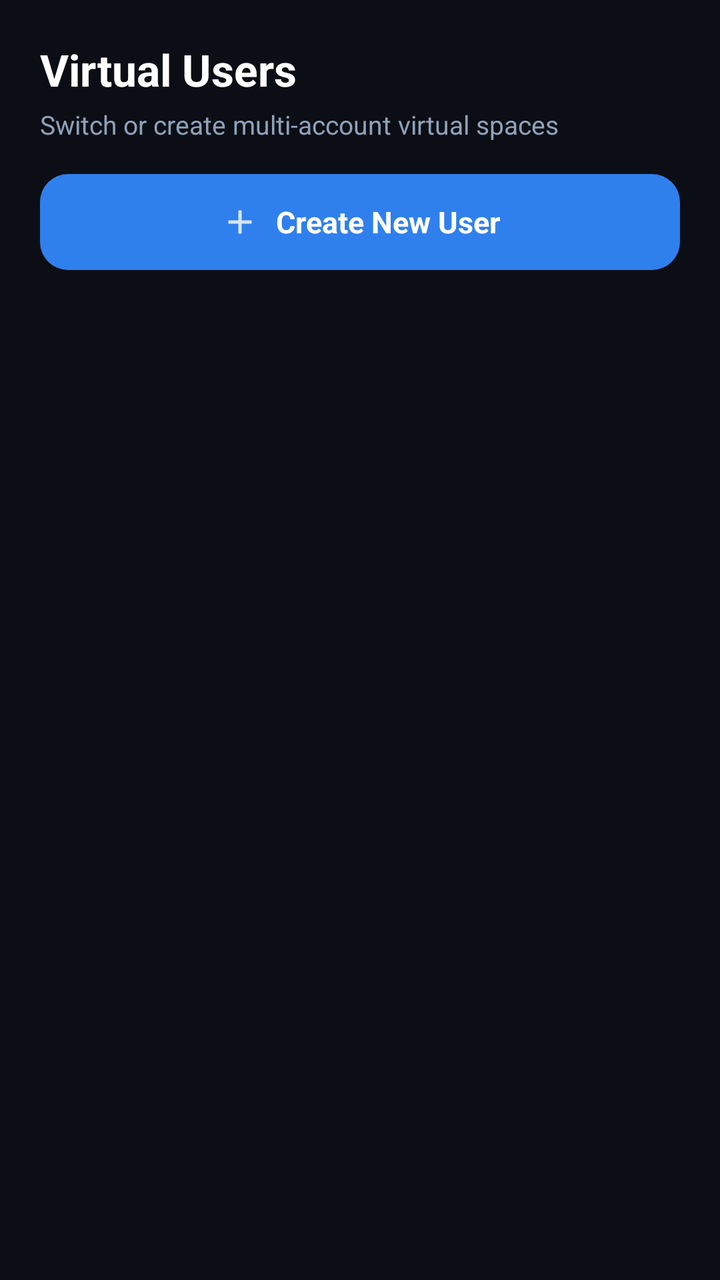
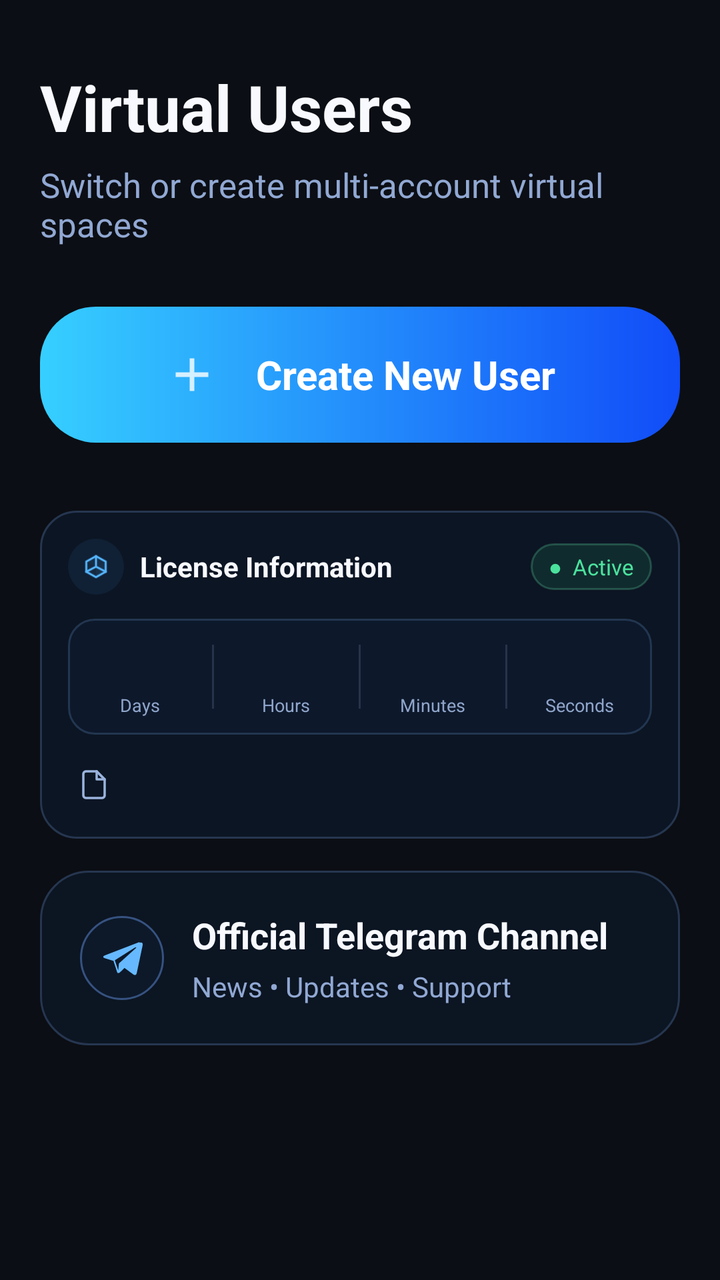

Two renders of the same Android screen: before a commit and after it. Below are the layout's source before the change and the commit's diff.
<!-- AndroidManifest.xml: application theme Theme.BlackBox -->
<!-- res/layout/fragment_users.xml -->
<?xml version="1.0" encoding="utf-8"?>
<LinearLayout xmlns:android="http://schemas.android.com/apk/res/android"
    xmlns:app="http://schemas.android.com/apk/res-auto"
    android:layout_width="match_parent"
    android:layout_height="match_parent"
    android:background="@color/dark_bg"
    android:orientation="vertical"
    android:paddingStart="20dp"
    android:paddingTop="20dp"
    android:paddingEnd="20dp"
    android:paddingBottom="100dp">

    
    <TextView
        android:layout_width="wrap_content"
        android:layout_height="wrap_content"
        android:text="Virtual Users"
        android:textColor="#FFFFFF"
        android:textSize="22sp"
        android:textStyle="bold" />

    <TextView
        android:layout_width="wrap_content"
        android:layout_height="wrap_content"
        android:layout_marginTop="4dp"
        android:layout_marginBottom="16dp"
        android:text="Switch or create multi-account virtual spaces"
        android:textColor="#8EA2B9"
        android:textSize="13sp" />

    
    <LinearLayout
        android:id="@+id/btn_create_user"
        android:layout_width="match_parent"
        android:layout_height="48dp"
        android:layout_marginBottom="16dp"
        android:background="@drawable/bg_btn_launch"
        android:clickable="true"
        android:focusable="true"
        android:gravity="center"
        android:orientation="horizontal">

        <ImageView
            android:layout_width="20dp"
            android:layout_height="20dp"
            android:contentDescription="Add User"
            android:src="@drawable/ic_add"
            app:tint="#FFFFFF" />

        <TextView
            android:layout_width="wrap_content"
            android:layout_height="wrap_content"
            android:layout_marginStart="8dp"
            android:text="Create New User"
            android:textColor="#FFFFFF"
            android:textSize="15sp"
            android:textStyle="bold" />
    </LinearLayout>

    
    <androidx.recyclerview.widget.RecyclerView
        android:id="@+id/rv_users"
        android:layout_width="match_parent"
        android:layout_height="0dp"
        android:layout_weight="1"
        android:clipToPadding="false"
        android:overScrollMode="never" />

</LinearLayout>
<!-- resources referenced by this layout -->
<resources>
  <!-- drawable bg_btn_launch (drawable) -->
  <?xml version="1.0" encoding="utf-8"?>
  <ripple xmlns:android="http://schemas.android.com/apk/res/android"
      android:color="#40FFFFFF">
      <item>
          <shape android:shape="rectangle">
              <corners android:radius="14dp" />
              <solid android:color="#2F80ED" />
          </shape>
      </item>
  </ripple>
  <!-- unchanged entries left out for length: 6 -->
</resources>

<!-- the commit's change to res/layout/fragment_users.xml (unified diff, before → after) -->
@@ -1,69 +1,40 @@
 <?xml version="1.0" encoding="utf-8"?>
-<LinearLayout xmlns:android="http://schemas.android.com/apk/res/android"
-    xmlns:app="http://schemas.android.com/apk/res-auto"
-    android:layout_width="match_parent"
-    android:layout_height="match_parent"
-    android:background="@color/dark_bg"
-    android:orientation="vertical"
-    android:paddingStart="20dp"
-    android:paddingTop="20dp"
-    android:paddingEnd="20dp"
-    android:paddingBottom="100dp">
-
-    
-    <TextView
-        android:layout_width="wrap_content"
-        android:layout_height="wrap_content"
-        android:text="Virtual Users"
-        android:textColor="#FFFFFF"
-        android:textSize="22sp"
-        android:textStyle="bold" />
-
-    <TextView
-        android:layout_width="wrap_content"
-        android:layout_height="wrap_content"
-        android:layout_marginTop="4dp"
-        android:layout_marginBottom="16dp"
-        android:text="Switch or create multi-account virtual spaces"
-        android:textColor="#8EA2B9"
-        android:textSize="13sp" />
-
-    
-    <LinearLayout
-        android:id="@+id/btn_create_user"
-        android:layout_width="match_parent"
-        android:layout_height="48dp"
-        android:layout_marginBottom="16dp"
-        android:background="@drawable/bg_btn_launch"
-        android:clickable="true"
-        android:focusable="true"
-        android:gravity="center"
-        android:orientation="horizontal">
-
-        <ImageView
-            android:layout_width="20dp"
-            android:layout_height="20dp"
-            android:contentDescription="Add User"
-            android:src="@drawable/ic_add"
-            app:tint="#FFFFFF" />
-
-        <TextView
-            android:layout_width="wrap_content"
-            android:layout_height="wrap_content"
-            android:layout_marginStart="8dp"
-            android:text="Create New User"
-            android:textColor="#FFFFFF"
-            android:textSize="15sp"
-            android:textStyle="bold" />
+<androidx.core.widget.NestedScrollView xmlns:android="http://schemas.android.com/apk/res/android" xmlns:app="http://schemas.android.com/apk/res-auto"
+    android:layout_width="match_parent" android:layout_height="match_parent" android:background="@color/dark_bg" android:clipToPadding="false" android:fillViewport="true" android:overScrollMode="never">
+    <LinearLayout android:layout_width="match_parent" android:layout_height="wrap_content" android:orientation="vertical" android:paddingStart="20dp" android:paddingTop="32dp" android:paddingEnd="20dp" android:paddingBottom="112dp">
+        <TextView android:layout_width="wrap_content" android:layout_height="wrap_content" android:text="Virtual Users" android:textColor="#F7F9FF" android:textSize="32sp" android:textStyle="bold" />
+        <TextView android:layout_width="wrap_content" android:layout_height="wrap_content" android:layout_marginTop="6dp" android:text="Switch or create multi-account virtual spaces" android:textColor="#91A8D3" android:textSize="17sp" />
+        <LinearLayout android:id="@+id/btn_create_user" android:layout_width="match_parent" android:layout_height="68dp" android:layout_marginTop="30dp" android:background="@drawable/bg_auth_button" android:clickable="true" android:focusable="true" android:gravity="center" android:orientation="horizontal">
+            <ImageView android:layout_width="28dp" android:layout_height="28dp" android:contentDescription="Create new user" android:src="@drawable/ic_add" app:tint="#FFFFFF" />
+            <TextView android:layout_width="wrap_content" android:layout_height="wrap_content" android:layout_marginStart="18dp" android:text="Create New User" android:textColor="#FFFFFF" android:textSize="20sp" android:textStyle="bold" />
+        </LinearLayout>
+        <androidx.recyclerview.widget.RecyclerView android:id="@+id/rv_users" android:layout_width="match_parent" android:layout_height="wrap_content" android:layout_marginTop="20dp" android:clipToPadding="false" android:nestedScrollingEnabled="false" android:overScrollMode="never" />
+        <LinearLayout android:layout_width="match_parent" android:layout_height="wrap_content" android:layout_marginTop="14dp" android:background="@drawable/bg_license_card" android:orientation="vertical" android:padding="14dp">
+            <LinearLayout android:layout_width="match_parent" android:layout_height="wrap_content" android:gravity="center_vertical" android:orientation="horizontal">
+                <ImageView android:layout_width="28dp" android:layout_height="28dp" android:background="@drawable/bg_license_icon" android:contentDescription="License security" android:padding="7dp" android:src="@drawable/ic_neon_cube" app:tint="#54B5FF" />
+                <TextView android:layout_width="0dp" android:layout_height="wrap_content" android:layout_marginStart="8dp" android:layout_weight="1" android:text="License Information" android:textColor="#F7F9FF" android:textSize="14sp" android:textStyle="bold" />
+                <TextView android:id="@+id/tv_license_status" android:layout_width="wrap_content" android:layout_height="wrap_content" android:background="@drawable/bg_user_status_active" android:paddingStart="9dp" android:paddingTop="4dp" android:paddingEnd="9dp" android:paddingBottom="4dp" android:text="●  Active" android:textColor="#4BE29D" android:textSize="11sp" />
+            </LinearLayout>
+            <LinearLayout android:layout_width="match_parent" android:layout_height="58dp" android:layout_marginTop="12dp" android:background="@drawable/bg_license_metrics" android:gravity="center_vertical" android:orientation="horizontal">
+                <LinearLayout android:layout_width="0dp" android:layout_height="match_parent" android:layout_weight="1" android:gravity="center" android:orientation="vertical"><TextView android:id="@+id/tv_license_days" android:layout_width="wrap_content" android:layout_height="wrap_content" android:textColor="#69B7FF" android:textSize="21sp" android:textStyle="bold" /><TextView android:layout_width="wrap_content" android:layout_height="wrap_content" android:text="Days" android:textColor="#8FA5CA" android:textSize="9sp" /></LinearLayout>
+                <View android:layout_width="1dp" android:layout_height="32dp" android:background="#26334A" />
+                <LinearLayout android:layout_width="0dp" android:layout_height="match_parent" android:layout_weight="1" android:gravity="center" android:orientation="vertical"><TextView android:id="@+id/tv_license_hours" android:layout_width="wrap_content" android:layout_height="wrap_content" android:textColor="#69B7FF" android:textSize="21sp" android:textStyle="bold" /><TextView android:layout_width="wrap_content" android:layout_height="wrap_content" android:text="Hours" android:textColor="#8FA5CA" android:textSize="9sp" /></LinearLayout>
+                <View android:layout_width="1dp" android:layout_height="32dp" android:background="#26334A" />
+                <LinearLayout android:layout_width="0dp" android:layout_height="match_parent" android:layout_weight="1" android:gravity="center" android:orientation="vertical"><TextView android:id="@+id/tv_license_minutes" android:layout_width="wrap_content" android:layout_height="wrap_content" android:textColor="#69B7FF" android:textSize="21sp" android:textStyle="bold" /><TextView android:layout_width="wrap_content" android:layout_height="wrap_content" android:text="Minutes" android:textColor="#8FA5CA" android:textSize="9sp" /></LinearLayout>
+                <View android:layout_width="1dp" android:layout_height="32dp" android:background="#26334A" />
+                <LinearLayout android:layout_width="0dp" android:layout_height="match_parent" android:layout_weight="1" android:gravity="center" android:orientation="vertical"><TextView android:id="@+id/tv_license_seconds" android:layout_width="wrap_content" android:layout_height="wrap_content" android:textColor="#69B7FF" android:textSize="21sp" android:textStyle="bold" /><TextView android:layout_width="wrap_content" android:layout_height="wrap_content" android:text="Seconds" android:textColor="#8FA5CA" android:textSize="9sp" /></LinearLayout>
+            </LinearLayout>
+            <LinearLayout android:layout_width="match_parent" android:layout_height="wrap_content" android:layout_marginTop="12dp" android:gravity="center_vertical" android:orientation="horizontal">
+                <ImageView android:layout_width="26dp" android:layout_height="26dp" android:contentDescription="Expiry date" android:padding="5dp" android:src="@drawable/ic_document_file" app:tint="#9AB3DD" />
+                <TextView android:id="@+id/tv_license_expiry" android:layout_width="wrap_content" android:layout_height="wrap_content" android:layout_marginStart="8dp" android:textColor="#A9B9D5" android:textSize="11sp" />
+            </LinearLayout>
+        </LinearLayout>
+        <LinearLayout android:id="@+id/btn_support" android:layout_width="match_parent" android:layout_height="wrap_content" android:layout_marginTop="16dp" android:background="@drawable/bg_user_info_card" android:clickable="true" android:focusable="true" android:gravity="center_vertical" android:orientation="horizontal" android:padding="20dp">
+            <ImageView android:layout_width="42dp" android:layout_height="42dp" android:background="@drawable/bg_user_action" android:contentDescription="Official Telegram channel" android:padding="10dp" android:src="@drawable/ic_telegram" />
+            <LinearLayout android:layout_width="0dp" android:layout_height="wrap_content" android:layout_marginStart="14dp" android:layout_weight="1" android:orientation="vertical">
+                <TextView android:layout_width="wrap_content" android:layout_height="wrap_content" android:text="Official Telegram Channel" android:textColor="#F7F9FF" android:textSize="18sp" android:textStyle="bold" />
+                <TextView android:layout_width="wrap_content" android:layout_height="wrap_content" android:layout_marginTop="4dp" android:text="News • Updates • Support" android:textColor="#91A8D3" android:textSize="14sp" />
+            </LinearLayout>
+        </LinearLayout>
     </LinearLayout>
-
-    
-    <androidx.recyclerview.widget.RecyclerView
-        android:id="@+id/rv_users"
-        android:layout_width="match_parent"
-        android:layout_height="0dp"
-        android:layout_weight="1"
-        android:clipToPadding="false"
-        android:overScrollMode="never" />
-
-</LinearLayout>
+</androidx.core.widget.NestedScrollView>
<!-- resource entries referenced after the edit -->
@@ -1,16 +1,141 @@
 <!-- resources referenced by this layout -->
 <resources>
-  <!-- drawable bg_btn_launch (drawable) -->
+  <!-- drawable bg_auth_button (drawable) -->
   <?xml version="1.0" encoding="utf-8"?>
-  <ripple xmlns:android="http://schemas.android.com/apk/res/android"
-      android:color="#40FFFFFF">
+  <ripple xmlns:android="http://schemas.android.com/apk/res/android" android:color="#40FFFFFF">
       <item>
           <shape android:shape="rectangle">
-              <corners android:radius="14dp" />
-              <solid android:color="#2F80ED" />
+              <corners android:radius="28dp" />
+              <gradient
+                  android:angle="0"
+                  android:endColor="#114CF8"
+                  android:startColor="#36CFFF" />
           </shape>
       </item>
   </ripple>
+  <!-- drawable bg_license_card (drawable) -->
+  <?xml version="1.0" encoding="utf-8"?>
+  <shape xmlns:android="http://schemas.android.com/apk/res/android" android:shape="rectangle">
+      <corners android:radius="18dp" />
+      <solid android:color="#D30D1727" />
+      <stroke android:width="1dp" android:color="#263650" />
+  </shape>
+  <!-- drawable bg_license_icon (drawable) -->
+  <?xml version="1.0" encoding="utf-8"?>
+  <shape xmlns:android="http://schemas.android.com/apk/res/android" android:shape="oval">
+      <solid android:color="#21326DAE" />
+  </shape>
+  <!-- drawable bg_license_metrics (drawable) -->
+  <?xml version="1.0" encoding="utf-8"?>
+  <shape xmlns:android="http://schemas.android.com/apk/res/android" android:shape="rectangle">
+      <corners android:radius="13dp" />
+      <solid android:color="#B20E1B2E" />
+      <stroke android:width="1dp" android:color="#223650" />
+  </shape>
+  <!-- drawable bg_user_action (drawable) -->
+  <?xml version="1.0" encoding="utf-8"?>
+  <ripple xmlns:android="http://schemas.android.com/apk/res/android" android:color="#334FA8FF">
+      <item>
+          <shape android:shape="oval">
+              <solid android:color="#251A3153" />
+              <stroke android:width="1dp" android:color="#365280" />
+          </shape>
+      </item>
+  </ripple>
+  <!-- drawable bg_user_info_card (drawable) -->
+  <?xml version="1.0" encoding="utf-8"?>
+  <shape xmlns:android="http://schemas.android.com/apk/res/android" android:shape="rectangle">
+      <corners android:radius="24dp" />
+      <solid android:color="#C90D1727" />
+      <stroke android:width="1dp" android:color="#263650" />
+  </shape>
+  <!-- drawable bg_user_status_active (drawable) -->
+  <?xml version="1.0" encoding="utf-8"?>
+  <shape xmlns:android="http://schemas.android.com/apk/res/android" android:shape="rectangle">
+      <corners android:radius="18dp" />
+      <solid android:color="#2230B879" />
+      <stroke android:width="1dp" android:color="#4066E3AD" />
+  </shape>
+  <!-- drawable ic_document_file (drawable) -->
+  <vector xmlns:android="http://schemas.android.com/apk/res/android"
+      android:width="24dp"
+      android:height="24dp"
+      android:viewportWidth="24"
+      android:viewportHeight="24">
+      <path
+          android:fillColor="#00000000"
+          android:strokeColor="#00A3FF"
+          android:strokeWidth="1.8"
+          android:strokeLineCap="round"
+          android:strokeLineJoin="round"
+          android:pathData="M14,2H6C4.9,2 4,2.9 4,4v16c0,1.1 0.9,2 2,2h12c1.1,0 2,-0.9 2,-2V8L14,2z" />
+      <path
+          android:fillColor="#00000000"
+          android:strokeColor="#00A3FF"
+          android:strokeWidth="1.8"
+          android:strokeLineCap="round"
+          android:strokeLineJoin="round"
+          android:pathData="M14,2v6h6" />
+  </vector>
+  <!-- drawable ic_neon_cube (drawable) -->
+  <vector xmlns:android="http://schemas.android.com/apk/res/android"
+      android:width="32dp"
+      android:height="32dp"
+      android:viewportWidth="36"
+      android:viewportHeight="36">
+      
+      <path
+          android:fillColor="#00000000"
+          android:pathData="M18,4.5 L30.5,11.5 L30.5,24.5 L18,31.5 L5.5,24.5 L5.5,11.5 Z"
+          android:strokeColor="#4000C2FF"
+          android:strokeLineCap="round"
+          android:strokeLineJoin="round"
+          android:strokeWidth="4" />
+      <path
+          android:fillColor="#00000000"
+          android:pathData="M18,18 L18,4.5 M18,18 L5.5,24.5 M18,18 L30.5,24.5"
+          android:strokeColor="#4000C2FF"
+          android:strokeLineCap="round"
+          android:strokeLineJoin="round"
+          android:strokeWidth="4" />
+  
+      
+      <path
+          android:fillColor="#1500D2FF"
+          android:pathData="M18,4.5 L30.5,11.5 L18,18 L5.5,11.5 Z" />
+      <path
+          android:fillColor="#0D00A3FF"
+          android:pathData="M5.5,11.5 L18,18 L18,31.5 L5.5,24.5 Z" />
+      <path
+          android:fillColor="#1A00B4D8"
+          android:pathData="M18,18 L30.5,11.5 L30.5,24.5 L18,31.5 Z" />
+  
+      
+      <path
+          android:fillColor="#00000000"
+          android:pathData="M18,4.5 L30.5,11.5 L30.5,24.5 L18,31.5 L5.5,24.5 L5.5,11.5 Z"
+          android:strokeColor="#00D2FF"
+          android:strokeLineCap="round"
+          android:strokeLineJoin="round"
+          android:strokeWidth="2.2" />
+      <path
+          android:fillColor="#00000000"
+          android:pathData="M18,18 L18,4.5 M18,18 L5.5,24.5 M18,18 L30.5,24.5"
+          android:strokeColor="#00D2FF"
+          android:strokeLineCap="round"
+          android:strokeLineJoin="round"
+          android:strokeWidth="2.2" />
+  </vector>
+  <!-- drawable ic_telegram (drawable) -->
+  <vector xmlns:android="http://schemas.android.com/apk/res/android"
+      android:width="24dp"
+      android:height="24dp"
+      android:viewportWidth="24"
+      android:viewportHeight="24">
+      <path
+          android:fillColor="#66B9FF"
+          android:pathData="M21.55,3.28L2.75,10.53c-1.28,0.51 -1.27,1.22 -0.23,1.54l4.83,1.51 1.87,5.75c0.23,0.63 0.12,0.88 0.78,0.88 0.51,0 0.74,-0.23 1.02,-0.51l2.35,-2.28 4.9,3.62c0.9,0.5 1.55,0.24 1.78,-0.84l3.2,-15.08c0.33,-1.32 -0.51,-1.91 -1.7,-1.37zM8.1,13.23l10.89,-6.88c0.55,-0.33 1.05,-0.15 0.64,0.21l-9.32,8.41 -0.36,3.86 -1.85,-5.6z" />
+  </vector>
   <!-- unchanged entries left out for length: 6 -->
 </resources>
 
